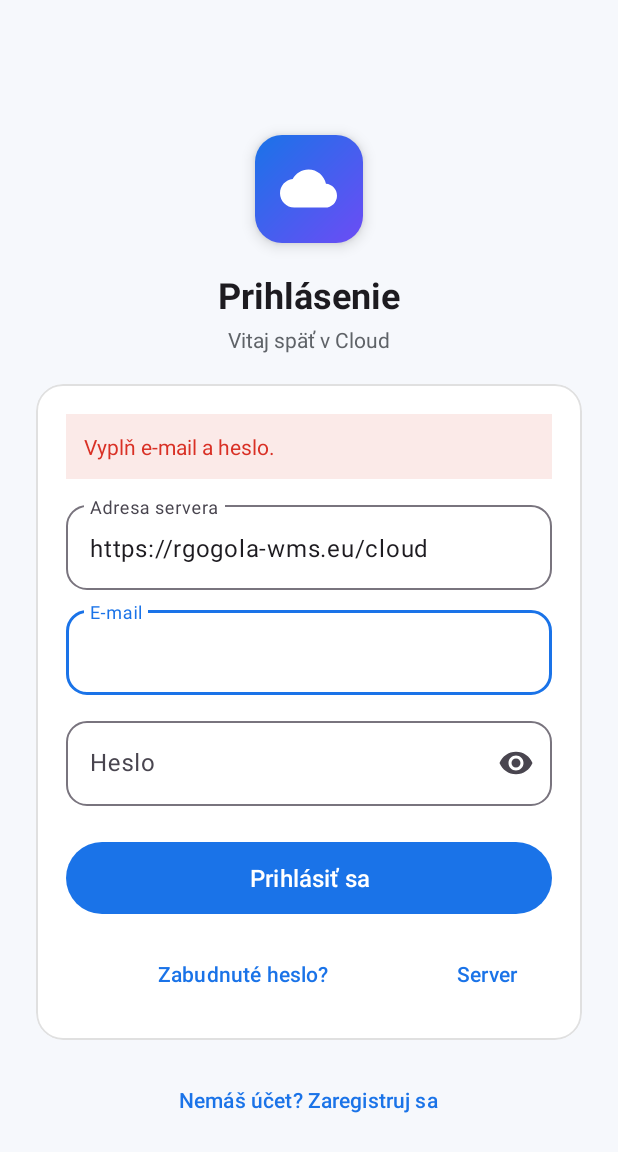
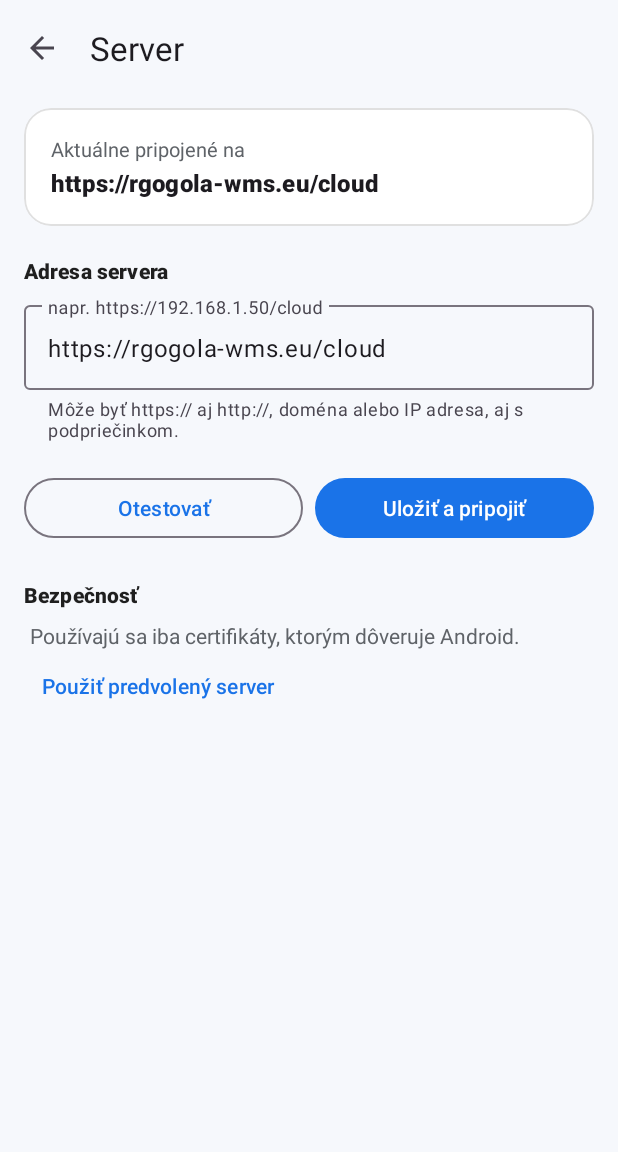
Before and after one commit to richardgogola12/cloud, an Android app: the screen it shows after launch (LoginActivity before the commit, ServerActivity after it), after a tap on "Server", on a phone screen of 412 x 824 dp. Shown: the top 1152 px of the screen. Run offline under Robolectric (Android 15) with nearby library versions, the phone set to English and light mode, and no system bars; 2 other taps on this screen came first.

Commit message:
Nastavenie servera v aplikácii (http/https, IP, vlastný certifikát); server: cesta podľa požiadavky, app.php?action=info (2.3.6)
Co-Authored-By: Claude Opus 5.5 <noreply@anthropic.com>
Claude-Session: https://claude.ai/code/session_01W5HT8LxJ1cx1BgCJBHr9TX

```diff
--- a/android/app/src/main/java/sk/rgogola/cloud/CloudApp.kt
+++ b/android/app/src/main/java/sk/rgogola/cloud/CloudApp.kt
@@ -7,6 +7,7 @@ import sk.rgogola.cloud.sync.WatchdogWorker
 class CloudApp : Application() {
     override fun onCreate() {
         super.onCreate()
+        sk.rgogola.cloud.net.Trust.init(this)
         Notif.createChannels(this)
         if (Prefs(this).loggedIn) {
             WatchdogWorker.schedule(this)
--- a/android/app/src/main/java/sk/rgogola/cloud/Prefs.kt
+++ b/android/app/src/main/java/sk/rgogola/cloud/Prefs.kt
@@ -78,6 +78,11 @@ class Prefs(ctx: Context) {
         get() = p.getBoolean("auth_error", false)
         set(v) = p.edit().putBoolean("auth_error", v).apply()
 
+    /** naposledy použité adresy servera (najnovšia prvá) */
+    var serverHistory: List<String>
+        get() = (p.getString("server_history", "") ?: "").split("\n").filter { it.isNotBlank() }
+        set(v) = p.edit().putString("server_history", v.distinct().take(6).joinToString("\n")).apply()
+
     /** ručne vybrané súbory nahrávať natívne na pozadí (pokračuje aj po zatvorení aplikácie) */
     var bgUpload: Boolean
         get() = p.getBoolean("bg_upload", true)
--- a/android/app/src/main/java/sk/rgogola/cloud/ui/LoginActivity.kt
+++ b/android/app/src/main/java/sk/rgogola/cloud/ui/LoginActivity.kt
@@ -31,18 +31,23 @@ class LoginActivity : AppCompatActivity() {
         b.email.setText(prefs.userEmail.ifBlank { intent.getStringExtra("email") ?: "" })
         intent.getStringExtra("message")?.let { showError(it) }
 
-        b.serverBtn.setOnClickListener { b.serverLayout.visibility = if (b.serverLayout.visibility == View.VISIBLE) View.GONE else View.VISIBLE }
+        b.serverBtn.setOnClickListener {
+            prefs.server = serverUrl().ifBlank { prefs.server }
+            serverLauncher.launch(Intent(this, ServerActivity::class.java).putExtra(ServerActivity.EXTRA_FROM_LOGIN, true))
+        }
         b.loginBtn.setOnClickListener { doLogin() }
         b.password.setOnEditorActionListener { _, id, _ -> if (id == EditorInfo.IME_ACTION_DONE) { doLogin(); true } else false }
         b.forgotBtn.setOnClickListener { openWeb("forgot.php") }
         b.registerBtn.setOnClickListener { openWeb("register.php") }
     }
 
-    private fun serverUrl(): String {
-        var s = b.server.text?.toString()?.trim().orEmpty().trimEnd('/')
-        if (s.isNotEmpty() && !s.startsWith("http")) s = "https://$s"
-        return s
+    private val serverLauncher = registerForActivityResult(androidx.activity.result.contract.ActivityResultContracts.StartActivityForResult()) {
+        b.server.setText(prefs.server)
+        b.serverLayout.visibility = View.VISIBLE
+        showError(null)
     }
+
+    private fun serverUrl(): String = ServerActivity.normalize(b.server.text?.toString().orEmpty())
 
     private fun openWeb(path: String) {
         startActivity(Intent(Intent.ACTION_VIEW, Uri.parse(serverUrl() + "/" + path)))
@@ -57,7 +62,7 @@ class LoginActivity : AppCompatActivity() {
         val server = serverUrl()
         val email = b.email.text?.toString()?.trim().orEmpty()
         val pass = b.password.text?.toString().orEmpty()
-        if (!server.startsWith("https://")) { showError("Adresa servera musí začínať https://"); b.serverLayout.visibility = View.VISIBLE; return }
+        if (!Regex("^https?://[^/\\s]+").containsMatchIn(server)) { showError("Zadaj platnú adresu servera."); b.serverLayout.visibility = View.VISIBLE; return }
         if (email.isEmpty() || pass.isEmpty()) { showError("Vyplň e-mail a heslo."); return }
         showError(null)
         b.loginBtn.isEnabled = false
@@ -66,8 +71,16 @@ class LoginActivity : AppCompatActivity() {
             val res = withContext(Dispatchers.IO) { runCatching { Api(prefs).login(server, email, pass) } }
             b.loginBtn.isEnabled = true
             b.progress.visibility = View.INVISIBLE
-            res.onFailure { showError(it.message ?: "Prihlásenie zlyhalo.") }
+            res.onFailure { e ->
+                val ssl = generateSequence(e as Throwable?) { it.cause }.any { it is javax.net.ssl.SSLException || it is java.security.cert.CertificateException }
+                showError(when {
+                    ssl -> "Certifikát servera nie je dôveryhodný. Ťukni na „Server“ a over ho."
+                    e is java.net.UnknownHostException || e is java.net.ConnectException -> "Server je nedostupný. Skontroluj adresu (tlačidlo „Server“)."
+                    else -> e.message ?: "Prihlásenie zlyhalo."
+                })
+            }
             res.onSuccess { j ->
+                if (prefs.server != server) prefs.serverHistory = listOf(server, prefs.server) + prefs.serverHistory
                 prefs.server = server
                 prefs.token = j.getString("token")
                 val u = j.getJSONObject("user")
--- /dev/null
+++ b/android/app/src/main/java/sk/rgogola/cloud/ui/ServerActivity.kt
@@ -0,0 +1,224 @@
+package sk.rgogola.cloud.ui
+
+import android.annotation.SuppressLint
+import android.app.Activity
+import android.content.Intent
+import android.graphics.drawable.GradientDrawable
+import android.os.Bundle
+import android.view.View
+import android.view.inputmethod.EditorInfo
+import androidx.appcompat.app.AppCompatActivity
+import androidx.core.content.ContextCompat
+import androidx.lifecycle.lifecycleScope
+import com.google.android.material.chip.Chip
+import com.google.android.material.dialog.MaterialAlertDialogBuilder
+import kotlinx.coroutines.Dispatchers
+import kotlinx.coroutines.launch
+import kotlinx.coroutines.withContext
+import sk.rgogola.cloud.BuildConfig
+import sk.rgogola.cloud.CloudApp
+import sk.rgogola.cloud.Prefs
+import sk.rgogola.cloud.R
+import sk.rgogola.cloud.databinding.ActivityServerBinding
+import sk.rgogola.cloud.net.Api
+import sk.rgogola.cloud.net.ApiException
+import sk.rgogola.cloud.net.Trust
+import sk.rgogola.cloud.sync.SyncService
+import javax.net.ssl.SSLException
+
+/**
+ * Nastavenie adresy servera – napr. verejná doména alebo http(s)://192.168.1.50/cloud v domácej sieti.
+ * Výsledok RESULT_OK = adresa sa zmenila (aplikácia sa znova načíta).
+ */
+class ServerActivity : AppCompatActivity() {
+
+    companion object {
+        /** z prihlasovacej obrazovky – iba uložiť adresu, bez overovania prihlásenia */
+        const val EXTRA_FROM_LOGIN = "from_login"
+
+        /** doplní https://, odstráni koncové lomky a názov stránky */
+        fun normalize(input: String): String {
+            var s = input.trim().replace(" ", "")
+            if (s.isEmpty()) return s
+            if (!Regex("^https?://", RegexOption.IGNORE_CASE).containsMatchIn(s)) s = "https://$s"
+            s = s.replace(Regex("^(https?)://", RegexOption.IGNORE_CASE)) { it.value.lowercase() }
+            s = s.substringBefore('#').substringBefore('?').trimEnd('/')
+            s = s.replace(Regex("/(index|login|app|api)\\.php$", RegexOption.IGNORE_CASE), "")
+            return s.trimEnd('/')
+        }
+    }
+
+    private lateinit var b: ActivityServerBinding
+    private val prefs by lazy { Prefs(this) }
+    private val fromLogin by lazy { intent.getBooleanExtra(EXTRA_FROM_LOGIN, false) }
+    private var busy = false
+
+    override fun onCreate(savedInstanceState: Bundle?) {
+        super.onCreate(savedInstanceState)
+        b = ActivityServerBinding.inflate(layoutInflater)
+        setContentView(b.root)
+        applySystemInsets(b.root)
+        b.toolbar.setNavigationOnClickListener { finish() }
+
+        b.current.text = prefs.server
+        b.url.setText(prefs.server)
+        b.url.setOnEditorActionListener { _, id, _ -> if (id == EditorInfo.IME_ACTION_GO) { save(); true } else false }
+        b.testBtn.setOnClickListener { test(save = false) }
+        b.saveBtn.setOnClickListener { save() }
+        b.defaultBtn.setOnClickListener { b.url.setText(BuildConfig.DEFAULT_SERVER); test(save = false) }
+        b.forgetCertsBtn.setOnClickListener {
+            MaterialAlertDialogBuilder(this).setTitle("Zabudnúť certifikáty?")
+                .setMessage("Vlastné certifikáty serverov, ktoré si potvrdil(a), bude treba pri ďalšom pripojení potvrdiť znova.")
+                .setPositiveButton("Zabudnúť") { _, _ -> Trust.clear(); renderCerts() }
+                .setNegativeButton("Zrušiť", null).show()
+        }
+        renderRecent()
+        renderCerts()
+    }
+
+    private fun renderRecent() {
+        b.recent.removeAllViews()
+        val list = (listOf(prefs.server) + prefs.serverHistory + BuildConfig.DEFAULT_SERVER).distinct()
+        if (list.size <= 1) { b.recent.visibility = View.GONE; return }
+        b.recent.visibility = View.VISIBLE
+        for (s in list) {
+            val c = Chip(this)
+            c.text = s.removePrefix("https://").let { if (s.startsWith("http://")) "⚠ $it" else it }
+            c.setOnClickListener { b.url.setText(s); b.url.setSelection(s.length); showStatus(null, false) }
+            b.recent.addView(c)
+        }
+    }
+
+    @SuppressLint("SetTextI18n")
+    private fun renderCerts() {
+        val n = Trust.trusted().size
+        b.certInfo.text = if (n == 0) "Používajú sa iba certifikáty, ktorým dôveruje Android." else "Potvrdené vlastné certifikáty: $n"
+        b.forgetCertsBtn.visibility = if (n == 0) View.GONE else View.VISIBLE
+    }
+
+    private fun showStatus(msg: String?, ok: Boolean) {
+        if (msg == null) { b.status.visibility = View.GONE; return }
+        b.status.visibility = View.VISIBLE
+        b.status.text = msg
+        b.status.background = GradientDrawable().apply {
+            cornerRadius = 24f
+            setColor(if (ok) 0x1A188038 else 0x1AD93025)
+        }
+        b.status.setTextColor(ContextCompat.getColor(this, if (ok) R.color.ok else R.color.err))
+    }
+
+    private fun setBusy(on: Boolean) {
+        busy = on
+        b.progress.visibility = if (on) View.VISIBLE else View.INVISIBLE
+        b.testBtn.isEnabled = !on
+        b.saveBtn.isEnabled = !on
+    }
+
+    private fun save() = test(save = true)
+
+    /** Overí, či na adrese beží Cloud; pri vlastnom certifikáte ponúkne jeho potvrdenie. */
+    private fun test(save: Boolean) {
+        if (busy) return
+        val url = normalize(b.url.text?.toString().orEmpty())
+        if (url.isEmpty()) { b.urlLayout.error = "Zadaj adresu servera"; return }
+        if (!Regex("^https?://[^/\\s]+").containsMatchIn(url)) { b.urlLayout.error = "Neplatná adresa"; return }
+        b.urlLayout.error = null
+        b.url.setText(url)
+        setBusy(true)
+        showStatus(null, false)
+        lifecycleScope.launch {
+            val res = withContext(Dispatchers.IO) { runCatching { Api(prefs).info(url) } }
+            res.onSuccess { j ->
+                val name = j.optString("name", "Cloud")
+                val ver = j.optString("version")
+                val msg = StringBuilder("✓ Server „$name“ odpovedá")
+                if (ver.isNotBlank()) msg.append(" · verzia $ver")
+                if (j.optBoolean("old")) msg.append("\nServer je starší – pre plnú podporu ho aktualizuj (Administrácia → Aktualizácia).")
+                if (url.startsWith("http://")) msg.append("\n⚠ Spojenie nie je šifrované (http). Používaj ho iba v domácej sieti.")
+                showStatus(msg.toString(), true)
+                if (save) apply(url) else setBusy(false)
+            }
+            res.onFailure { e ->
+                setBusy(false)
+                if (url.startsWith("https://") && isCertProblem(e)) offerTrust(url, save)
+                else showStatus("✗ " + describeError(e, url), false)
+            }
+        }
+    }
+
+    private fun isCertProblem(e: Throwable): Boolean {
+        var t: Throwable? = e
+        while (t != null) { if (t is SSLException || t is java.security.cert.CertificateException) return true; t = t.cause }
+        return false
+    }
+
+    private fun describeError(e: Throwable, url: String): String = when (e) {
+        is ApiException -> e.message ?: "Chyba servera"
+        is java.net.UnknownHostException -> "Adresa sa nenašla. Skontroluj ju, prípadne či si v správnej sieti (Wi-Fi)."
+        is java.net.ConnectException -> "Server neodpovedá na ${android.net.Uri.parse(url).host}. Beží a si v rovnakej sieti?" +
+            if (url.startsWith("https://")) " Ak server nemá https, skús http://." else ""
+        is java.net.SocketTimeoutException -> "Server neodpovedal včas."
+        else -> e.message ?: e.javaClass.simpleName
+    }
+
+    private fun offerTrust(url: String, save: Boolean) {
+        setBusy(true)
+        lifecycleScope.launch {
+            val cert = withContext(Dispatchers.IO) { runCatching { Trust.peekCertificate("$url/app.php?action=info") }.getOrNull() }
+            setBusy(false)
+            if (cert == null) { showStatus("✗ Zabezpečené spojenie sa nepodarilo nadviazať. Skús adresu s http://.", false); return@launch }
+            MaterialAlertDialogBuilder(this@ServerActivity)
+                .setTitle("Vlastný certifikát servera")
+                .setMessage("Server používa certifikát, ktorému Android nedôveruje (bežné pri domácom serveri alebo prístupe cez IP adresu).\n\n" +
+                    Trust.describe(cert) + "\n\nDôveruj mu iba vtedy, ak je to tvoj server.")
+                .setPositiveButton("Dôverovať") { _, _ -> Trust.add(Trust.fingerprint(cert)); renderCerts(); test(save) }
+                .setNegativeButton("Zrušiť") { _, _ -> showStatus("✗ Certifikátu servera sa nedôveruje.", false) }
+                .show()
+        }
+    }
+
+    /** Uloženie: ak platí prihlásenie aj na novej adrese, pokračuje sa bez odhlásenia. */
+    private fun apply(url: String) {
+        val old = prefs.server
+        if (fromLogin || prefs.token == null) {
+            commit(url, old); setBusy(false); finishChanged(); return
+        }
+        lifecycleScope.launch {
+            val r = withContext(Dispatchers.IO) { runCatching { Api(prefs).meAt(url) } }
+            setBusy(false)
+            if (r.isSuccess) {
+                commit(url, old)
+                CloudApp.kick(applicationContext, syncNow = true)
+                finishChanged()
+                return@launch
+            }
+            val e = r.exceptionOrNull()
+            if (e is ApiException && e.code == 401) {
+                MaterialAlertDialogBuilder(this@ServerActivity)
+                    .setTitle("Iný server")
+                    .setMessage("Na tomto serveri nie si prihlásený(á). Po uložení sa prihlásiš znova. Synchronizované zložky sa budú nahrávať na nový server.")
+                    .setPositiveButton("Uložiť a prihlásiť") { _, _ ->
+                        commit(url, old)
+                        SyncService.stop(this@ServerActivity)
+                        prefs.logout()
+                        android.webkit.CookieManager.getInstance().removeAllCookies(null)
+                        startActivity(Intent(this@ServerActivity, LoginActivity::class.java).addFlags(Intent.FLAG_ACTIVITY_NEW_TASK or Intent.FLAG_ACTIVITY_CLEAR_TASK))
+                        finish()
+                    }
+                    .setNegativeButton("Zrušiť", null).show()
+            } else {
+                showStatus("✗ " + (e?.let { describeError(it, url) } ?: "Chyba"), false)
+            }
+        }
+    }
+
+    private fun commit(url: String, old: String) {
+        prefs.server = url
+        prefs.serverHistory = listOf(url, old) + prefs.serverHistory
+    }
+
+    private fun finishChanged() {
+        setResult(Activity.RESULT_OK)
+        finish()
+    }
+}
--- /dev/null
+++ b/android/app/src/main/res/layout/activity_server.xml
@@ -0,0 +1,155 @@
+<?xml version="1.0" encoding="utf-8"?>
+<androidx.coordinatorlayout.widget.CoordinatorLayout xmlns:android="http://schemas.android.com/apk/res/android"
+    xmlns:app="http://schemas.android.com/apk/res-auto"
+    android:layout_width="match_parent"
+    android:layout_height="match_parent"
+    android:background="?android:attr/colorBackground">
+
+    <com.google.android.material.appbar.AppBarLayout
+        android:layout_width="match_parent"
+        android:layout_height="wrap_content"
+        android:background="?android:attr/colorBackground">
+        <com.google.android.material.appbar.MaterialToolbar
+            android:id="@+id/toolbar"
+            android:layout_width="match_parent"
+            android:layout_height="?attr/actionBarSize"
+            app:navigationIcon="?attr/homeAsUpIndicator"
+            app:title="Server" />
+    </com.google.android.material.appbar.AppBarLayout>
+
+    <androidx.core.widget.NestedScrollView
+        android:layout_width="match_parent"
+        android:layout_height="match_parent"
+        app:layout_behavior="@string/appbar_scrolling_view_behavior">
+
+        <LinearLayout
+            android:layout_width="match_parent"
+            android:layout_height="wrap_content"
+            android:orientation="vertical"
+            android:paddingStart="16dp"
+            android:paddingTop="8dp"
+            android:paddingEnd="16dp"
+            android:paddingBottom="48dp">
+
+            <com.google.android.material.card.MaterialCardView
+                style="@style/Cloud.Card"
+                android:layout_width="match_parent"
+                android:layout_height="wrap_content">
+                <LinearLayout
+                    android:layout_width="match_parent"
+                    android:layout_height="wrap_content"
+                    android:orientation="vertical"
+                    android:padding="18dp">
+                    <TextView
+                        android:layout_width="match_parent"
+                        android:layout_height="wrap_content"
+                        android:text="Aktuálne pripojené na"
+                        android:textColor="@color/ink_muted"
+                        android:textSize="13sp" />
+                    <TextView
+                        android:id="@+id/current"
+                        android:layout_width="match_parent"
+                        android:layout_height="wrap_content"
+                        android:layout_marginTop="2dp"
+                        android:textAppearance="?attr/textAppearanceTitleMedium"
+                        android:textIsSelectable="true"
+                        android:textStyle="bold" />
+                </LinearLayout>
+            </com.google.android.material.card.MaterialCardView>
+
+            <TextView
+                style="@style/Cloud.Section"
+                android:layout_width="match_parent"
+                android:layout_height="wrap_content"
+                android:layout_marginTop="20dp"
+                android:layout_marginBottom="8dp"
+                android:text="Adresa servera" />
+
+            <com.google.android.material.textfield.TextInputLayout
+                android:id="@+id/urlLayout"
+                style="@style/Widget.Material3.TextInputLayout.OutlinedBox"
+                android:layout_width="match_parent"
+                android:layout_height="wrap_content"
+                android:hint="napr. https://192.168.1.50/cloud"
+                app:endIconMode="clear_text"
+                app:helperText="Môže byť https:// aj http://, doména alebo IP adresa, aj s podpriečinkom.">
+                <com.google.android.material.textfield.TextInputEditText
+                    android:id="@+id/url"
+                    android:layout_width="match_parent"
+                    android:layout_height="wrap_content"
+                    android:imeOptions="actionGo"
+                    android:inputType="textUri"
+                    android:maxLines="1" />
+            </com.google.android.material.textfield.TextInputLayout>
+
+            <com.google.android.material.chip.ChipGroup
+                android:id="@+id/recent"
+                android:layout_width="match_parent"
+                android:layout_height="wrap_content"
+                android:layout_marginTop="10dp" />
+
+            <TextView
+                android:id="@+id/status"
+                android:layout_width="match_parent"
+                android:layout_height="wrap_content"
+                android:layout_marginTop="12dp"
+                android:padding="12dp"
+                android:visibility="gone" />
+
+            <com.google.android.material.progressindicator.LinearProgressIndicator
+                android:id="@+id/progress"
+                android:layout_width="match_parent"
+                android:layout_height="wrap_content"
+                android:layout_marginTop="8dp"
+                android:indeterminate="true"
+                android:visibility="invisible" />
+
+            <LinearLayout
+                android:layout_width="match_parent"
+                android:layout_height="wrap_content"
+                android:layout_marginTop="8dp"
+                android:orientation="horizontal">
+                <com.google.android.material.button.MaterialButton
+                    android:id="@+id/testBtn"
+                    style="@style/Widget.Material3.Button.OutlinedButton"
+                    android:layout_width="0dp"
+                    android:layout_height="wrap_content"
+                    android:layout_marginEnd="8dp"
+                    android:layout_weight="1"
+                    android:text="Otestovať" />
+                <com.google.android.material.button.MaterialButton
+                    android:id="@+id/saveBtn"
+                    android:layout_width="0dp"
+                    android:layout_height="wrap_content"
+                    android:layout_weight="1"
+                    android:text="Uložiť a pripojiť" />
+            </LinearLayout>
+
+            <TextView
+                style="@style/Cloud.Section"
+                android:layout_width="match_parent"
+                android:layout_height="wrap_content"
+                android:layout_marginTop="24dp"
+                android:layout_marginBottom="8dp"
+                android:text="Bezpečnosť" />
+            <TextView
+                android:id="@+id/certInfo"
+                android:layout_width="match_parent"
+                android:layout_height="wrap_content"
+                android:paddingHorizontal="4dp"
+                android:textColor="@color/ink_muted" />
+            <com.google.android.material.button.MaterialButton
+                android:id="@+id/forgetCertsBtn"
+                style="@style/Widget.Material3.Button.TextButton"
+                android:layout_width="wrap_content"
+                android:layout_height="wrap_content"
+                android:text="Zabudnúť potvrdené certifikáty" />
+            <com.google.android.material.button.MaterialButton
+                android:id="@+id/defaultBtn"
+                style="@style/Widget.Material3.Button.TextButton"
+                android:layout_width="wrap_content"
+                android:layout_height="wrap_content"
+                android:text="Použiť predvolený server" />
+        </LinearLayout>
+    </androidx.core.widget.NestedScrollView>
+</androidx.coordinatorlayout.widget.CoordinatorLayout>
```
Also changed, not shown: android/app/src/main/AndroidManifest.xml (+7 -1 lines), android/app/src/main/java/sk/rgogola/cloud/net/Api.kt (+19 -0 lines), android/app/src/main/java/sk/rgogola/cloud/net/Trust.kt (added, +110 -0 lines), android/app/src/main/java/sk/rgogola/cloud/ui/MainActivity.kt (+21 -1 lines), 3 other files.
